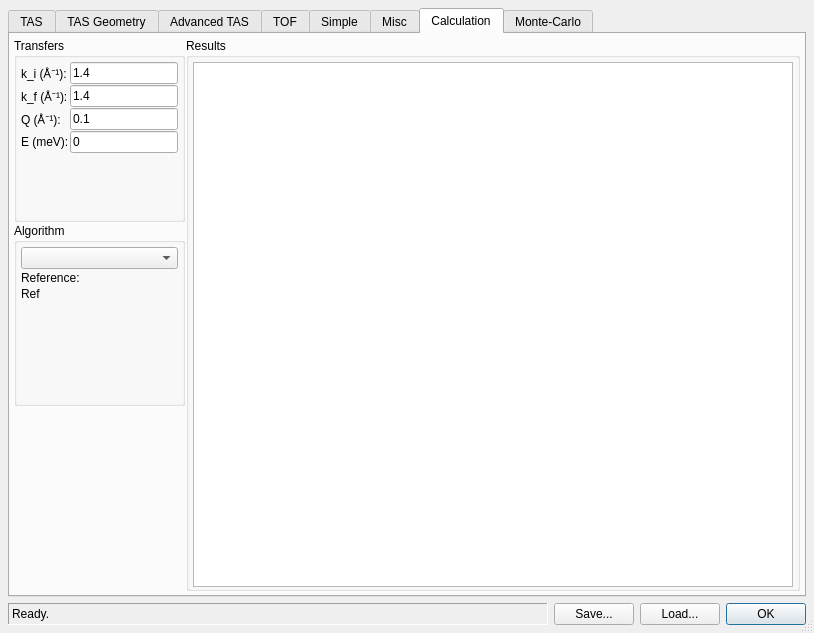
This is core/ui/reso.ui in ILLGrenoble/takin as Qt 5 draws it before an edit. The edited form follows.
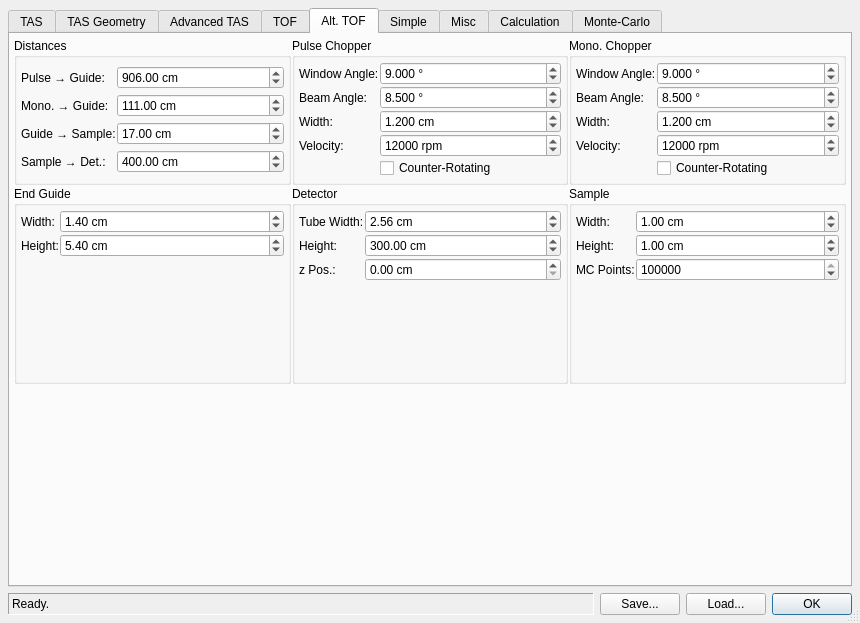
This is the edited form. The open tabs and pages were chosen to show the change.

Commit message: vio_ext: created panel in reso gui

The edit to the form file:
```diff
--- a/core/ui/reso.ui
+++ b/core/ui/reso.ui
@@ -6,8 +6,8 @@
    <rect>
     <x>0</x>
     <y>0</y>
-    <width>814</width>
-    <height>633</height>
+    <width>860</width>
+    <height>623</height>
    </rect>
   </property>
   <property name="windowTitle">
@@ -3391,6 +3391,899 @@
        </item>
       </layout>
      </widget>
+     <widget class="QWidget" name="tabTOF2">
+      <attribute name="title">
+       <string>Alt. TOF</string>
+      </attribute>
+      <layout class="QGridLayout" name="gridLayout_45">
+       <property name="leftMargin">
+        <number>4</number>
+       </property>
+       <property name="topMargin">
+        <number>4</number>
+       </property>
+       <property name="rightMargin">
+        <number>4</number>
+       </property>
+       <property name="bottomMargin">
+        <number>4</number>
+       </property>
+       <property name="spacing">
+        <number>1</number>
+       </property>
+       <item row="0" column="1">
+        <widget class="QGroupBox" name="groupBox_32">
+         <property name="toolTip">
+          <string>Calculate either from collimation or from critical reflection angle of the guide.</string>
+         </property>
+         <property name="title">
+          <string>Pulse Chopper</string>
+         </property>
+         <layout class="QGridLayout" name="gridLayout_41">
+          <property name="leftMargin">
+           <number>4</number>
+          </property>
+          <property name="topMargin">
+           <number>4</number>
+          </property>
+          <property name="rightMargin">
+           <number>4</number>
+          </property>
+          <property name="bottomMargin">
+           <number>4</number>
+          </property>
+          <property name="spacing">
+           <number>1</number>
+          </property>
+          <item row="4" column="1">
+           <widget class="QDoubleSpinBox" name="spinTof2PulseRPM">
+            <property name="prefix">
+             <string/>
+            </property>
+            <property name="suffix">
+             <string> rpm</string>
+            </property>
+            <property name="decimals">
+             <number>0</number>
+            </property>
+            <property name="maximum">
+             <double>9999999.000000000000000</double>
+            </property>
+            <property name="singleStep">
+             <double>1000.000000000000000</double>
+            </property>
+            <property name="value">
+             <double>12000.000000000000000</double>
+            </property>
+           </widget>
+          </item>
+          <item row="4" column="0">
+           <widget class="QLabel" name="label_87">
+            <property name="sizePolicy">
+             <sizepolicy hsizetype="Fixed" vsizetype="Preferred">
+              <horstretch>0</horstretch>
+              <verstretch>0</verstretch>
+             </sizepolicy>
+            </property>
+            <property name="text">
+             <string>Velocity:</string>
+            </property>
+           </widget>
+          </item>
+          <item row="3" column="1">
+           <widget class="QDoubleSpinBox" name="spinTof2PulseWidth">
+            <property name="prefix">
+             <string/>
+            </property>
+            <property name="suffix">
+             <string> cm</string>
+            </property>
+            <property name="decimals">
+             <number>3</number>
+            </property>
+            <property name="maximum">
+             <double>99999.000000000000000</double>
+            </property>
+            <property name="singleStep">
+             <double>1.000000000000000</double>
+            </property>
+            <property name="value">
+             <double>1.200000000000000</double>
+            </property>
+           </widget>
+          </item>
+          <item row="0" column="1">
+           <widget class="QDoubleSpinBox" name="spinTof2PulseWin">
+            <property name="prefix">
+             <string/>
+            </property>
+            <property name="suffix">
+             <string> °</string>
+            </property>
+            <property name="decimals">
+             <number>3</number>
+            </property>
+            <property name="maximum">
+             <double>360.000000000000000</double>
+            </property>
+            <property name="singleStep">
+             <double>0.010000000000000</double>
+            </property>
+            <property name="value">
+             <double>9.000000000000000</double>
+            </property>
+           </widget>
+          </item>
+          <item row="1" column="0">
+           <widget class="QLabel" name="label_86">
+            <property name="sizePolicy">
+             <sizepolicy hsizetype="Fixed" vsizetype="Preferred">
+              <horstretch>0</horstretch>
+              <verstretch>0</verstretch>
+             </sizepolicy>
+            </property>
+            <property name="text">
+             <string>Beam Angle:</string>
+            </property>
+           </widget>
+          </item>
+          <item row="0" column="0">
+           <widget class="QLabel" name="label_85">
+            <property name="sizePolicy">
+             <sizepolicy hsizetype="Fixed" vsizetype="Preferred">
+              <horstretch>0</horstretch>
+              <verstretch>0</verstretch>
+             </sizepolicy>
+            </property>
+            <property name="text">
+             <string>Window Angle:</string>
+            </property>
+           </widget>
+          </item>
+          <item row="1" column="1">
+           <widget class="QDoubleSpinBox" name="spinTof2PulseBeam">
+            <property name="prefix">
+             <string/>
+            </property>
+            <property name="suffix">
+             <string> °</string>
+            </property>
+            <property name="decimals">
+             <number>3</number>
+            </property>
+            <property name="maximum">
+             <double>360.000000000000000</double>
+            </property>
+            <property name="singleStep">
+             <double>0.010000000000000</double>
+            </property>
+            <property name="value">
+             <double>8.500000000000000</double>
+            </property>
+           </widget>
+          </item>
+          <item row="3" column="0">
+           <widget class="QLabel" name="label_88">
+            <property name="sizePolicy">
+             <sizepolicy hsizetype="Fixed" vsizetype="Preferred">
+              <horstretch>0</horstretch>
+              <verstretch>0</verstretch>
+             </sizepolicy>
+            </property>
+            <property name="text">
+             <string>Width:</string>
+            </property>
+           </widget>
+          </item>
+          <item row="5" column="1">
+           <widget class="QCheckBox" name="checkTof2PulseCounterRot">
+            <property name="text">
+             <string>Counter-Rotating</string>
+            </property>
+           </widget>
+          </item>
+         </layout>
+        </widget>
+       </item>
+       <item row="1" column="0">
+        <widget class="QGroupBox" name="groupBox_34">
+         <property name="title">
+          <string>End Guide</string>
+         </property>
+         <layout class="QGridLayout" name="gridLayout_43">
+          <property name="leftMargin">
+           <number>4</number>
+          </property>
+          <property name="topMargin">
+           <number>4</number>
+          </property>
+          <property name="rightMargin">
+           <number>4</number>
+          </property>
+          <property name="bottomMargin">
+           <number>4</number>
+          </property>
+          <property name="spacing">
+           <number>1</number>
+          </property>
+          <item row="0" column="1">
+           <widget class="QDoubleSpinBox" name="spinDistTof2GuideWidth">
+            <property name="suffix">
+             <string> cm</string>
+            </property>
+            <property name="decimals">
+             <number>2</number>
+            </property>
+            <property name="maximum">
+             <double>99999.000000000000000</double>
+            </property>
+            <property name="singleStep">
+             <double>1.000000000000000</double>
+            </property>
+            <property name="value">
+             <double>1.400000000000000</double>
+            </property>
+           </widget>
+          </item>
+          <item row="1" column="0">
+           <widget class="QLabel" name="label_94">
+            <property name="sizePolicy">
+             <sizepolicy hsizetype="Fixed" vsizetype="Preferred">
+              <horstretch>0</horstretch>
+              <verstretch>0</verstretch>
+             </sizepolicy>
+            </property>
+            <property name="text">
+             <string>Height:</string>
+            </property>
+           </widget>
+          </item>
+          <item row="1" column="1">
+           <widget class="QDoubleSpinBox" name="spinTof2GuideHeight">
+            <property name="suffix">
+             <string> cm</string>
+            </property>
+            <property name="decimals">
+             <number>2</number>
+            </property>
+            <property name="maximum">
+             <double>99999.000000000000000</double>
+            </property>
+            <property name="singleStep">
+             <double>1.000000000000000</double>
+            </property>
+            <property name="value">
+             <double>5.400000000000000</double>
+            </property>
+           </widget>
+          </item>
+          <item row="0" column="0">
+           <widget class="QLabel" name="label_93">
+            <property name="sizePolicy">
+             <sizepolicy hsizetype="Fixed" vsizetype="Preferred">
+              <horstretch>0</horstretch>
+              <verstretch>0</verstretch>
+             </sizepolicy>
+            </property>
+            <property name="text">
+             <string>Width:</string>
+            </property>
+           </widget>
+          </item>
+          <item row="2" column="0" colspan="2">
+           <spacer name="verticalSpacer_10">
+            <property name="orientation">
+             <enum>Qt::Vertical</enum>
+            </property>
+            <property name="sizeHint" stdset="0">
+             <size>
+              <width>20</width>
+              <height>40</height>
+             </size>
+            </property>
+           </spacer>
+          </item>
+         </layout>
+        </widget>
+       </item>
+       <item row="0" column="2">
+        <widget class="QGroupBox" name="groupBox_33">
+         <property name="toolTip">
+          <string>Calculate either from collimation or from critical reflection angle of the guide.</string>
+         </property>
+         <property name="title">
+          <string>Mono. Chopper</string>
+         </property>
+         <layout class="QGridLayout" name="gridLayout_42">
+          <property name="leftMargin">
+           <number>4</number>
+          </property>
+          <property name="topMargin">
+           <number>4</number>
+          </property>
+          <property name="rightMargin">
+           <number>4</number>
+          </property>
+          <property name="bottomMargin">
+           <number>4</number>
+          </property>
+          <property name="spacing">
+           <number>1</number>
+          </property>
+          <item row="4" column="1">
+           <widget class="QDoubleSpinBox" name="spinTof2MonoRPM">
+            <property name="prefix">
+             <string/>
+            </property>
+            <property name="suffix">
+             <string> rpm</string>
+            </property>
+            <property name="decimals">
+             <number>0</number>
+            </property>
+            <property name="maximum">
+             <double>9999999.000000000000000</double>
+            </property>
+            <property name="singleStep">
+             <double>1000.000000000000000</double>
+            </property>
+            <property name="value">
+             <double>12000.000000000000000</double>
+            </property>
+           </widget>
+          </item>
+          <item row="4" column="0">
+           <widget class="QLabel" name="label_89">
+            <property name="sizePolicy">
+             <sizepolicy hsizetype="Fixed" vsizetype="Preferred">
+              <horstretch>0</horstretch>
+              <verstretch>0</verstretch>
+             </sizepolicy>
+            </property>
+            <property name="text">
+             <string>Velocity:</string>
+            </property>
+           </widget>
+          </item>
+          <item row="3" column="1">
+           <widget class="QDoubleSpinBox" name="spinTof2MonoWidth">
+            <property name="prefix">
+             <string/>
+            </property>
+            <property name="suffix">
+             <string> cm</string>
+            </property>
+            <property name="decimals">
+             <number>3</number>
+            </property>
+            <property name="maximum">
+             <double>99999.000000000000000</double>
+            </property>
+            <property name="singleStep">
+             <double>1.000000000000000</double>
+            </property>
+            <property name="value">
+             <double>1.200000000000000</double>
+            </property>
+           </widget>
+          </item>
+          <item row="0" column="1">
+           <widget class="QDoubleSpinBox" name="spinTof2MonoWin">
+            <property name="prefix">
+             <string/>
+            </property>
+            <property name="suffix">
+             <string> °</string>
+            </property>
+            <property name="decimals">
+             <number>3</number>
+            </property>
+            <property name="maximum">
+             <double>360.000000000000000</double>
+            </property>
+            <property name="singleStep">
+             <double>0.010000000000000</double>
+            </property>
+            <property name="value">
+             <double>9.000000000000000</double>
+            </property>
+           </widget>
+          </item>
+          <item row="1" column="0">
+           <widget class="QLabel" name="label_90">
+            <property name="sizePolicy">
+             <sizepolicy hsizetype="Fixed" vsizetype="Preferred">
+              <horstretch>0</horstretch>
+              <verstretch>0</verstretch>
+             </sizepolicy>
+            </property>
+            <property name="text">
+             <string>Beam Angle:</string>
+            </property>
+           </widget>
+          </item>
+          <item row="0" column="0">
+           <widget class="QLabel" name="label_91">
+            <property name="sizePolicy">
+             <sizepolicy hsizetype="Fixed" vsizetype="Preferred">
+              <horstretch>0</horstretch>
+              <verstretch>0</verstretch>
+             </sizepolicy>
+            </property>
+            <property name="text">
+             <string>Window Angle:</string>
+            </property>
+           </widget>
+          </item>
+          <item row="1" column="1">
+           <widget class="QDoubleSpinBox" name="spinTof2MonoBeam">
+            <property name="prefix">
+             <string/>
+            </property>
+            <property name="suffix">
+             <string> °</string>
+            </property>
+            <property name="decimals">
+             <number>3</number>
+            </property>
+            <property name="maximum">
+             <double>360.000000000000000</double>
+            </property>
+            <property name="singleStep">
+             <double>0.010000000000000</double>
+            </property>
+            <property name="value">
+             <double>8.500000000000000</double>
+            </property>
+           </widget>
+          </item>
+          <item row="3" column="0">
+           <widget class="QLabel" name="label_92">
+            <property name="sizePolicy">
+             <sizepolicy hsizetype="Fixed" vsizetype="Preferred">
+              <horstretch>0</horstretch>
+              <verstretch>0</verstretch>
+             </sizepolicy>
+            </property>
+            <property name="text">
+             <string>Width:</string>
+            </property>
+           </widget>
+          </item>
+          <item row="5" column="1">
+           <widget class="QCheckBox" name="checkTof2MonoCounterRot">
+            <property name="text">
+             <string>Counter-Rotating</string>
+            </property>
+           </widget>
+          </item>
+         </layout>
+        </widget>
+       </item>
+       <item row="1" column="1">
+        <widget class="QGroupBox" name="groupBox_35">
+         <property name="title">
+          <string>Detector</string>
+         </property>
+         <layout class="QGridLayout" name="gridLayout_44">
+          <property name="leftMargin">
+           <number>4</number>
+          </property>
+          <property name="topMargin">
+           <number>4</number>
+          </property>
+          <property name="rightMargin">
+           <number>4</number>
+          </property>
+          <property name="bottomMargin">
+           <number>4</number>
+          </property>
+          <property name="spacing">
+           <number>1</number>
+          </property>
+          <item row="0" column="1">
+           <widget class="QDoubleSpinBox" name="spinTof2DetTubeWidth">
+            <property name="suffix">
+             <string> cm</string>
+            </property>
+            <property name="decimals">
+             <number>2</number>
+            </property>
+            <property name="maximum">
+             <double>99999.000000000000000</double>
+            </property>
+            <property name="singleStep">
+             <double>1.000000000000000</double>
+            </property>
+            <property name="value">
+             <double>2.560000000000000</double>
+            </property>
+           </widget>
+          </item>
+          <item row="1" column="1">
+           <widget class="QDoubleSpinBox" name="spinTof2DetHeight">
+            <property name="suffix">
+             <string> cm</string>
+            </property>
+            <property name="decimals">
+             <number>2</number>
+            </property>
+            <property name="maximum">
+             <double>99999.000000000000000</double>
+            </property>
+            <property name="singleStep">
+             <double>1.000000000000000</double>
+            </property>
+            <property name="value">
+             <double>300.000000000000000</double>
+            </property>
+           </widget>
+          </item>
+          <item row="0" column="0">
+           <widget class="QLabel" name="label_96">
+            <property name="sizePolicy">
+             <sizepolicy hsizetype="Fixed" vsizetype="Preferred">
+              <horstretch>0</horstretch>
+              <verstretch>0</verstretch>
+             </sizepolicy>
+            </property>
+            <property name="text">
+             <string>Tube Width:</string>
+            </property>
+           </widget>
+          </item>
+          <item row="1" column="0">
+           <widget class="QLabel" name="label_97">
+            <property name="sizePolicy">
+             <sizepolicy hsizetype="Fixed" vsizetype="Preferred">
+              <horstretch>0</horstretch>
+              <verstretch>0</verstretch>
+             </sizepolicy>
+            </property>
+            <property name="text">
+             <string>Height:</string>
+            </property>
+           </widget>
+          </item>
+          <item row="2" column="1">
+           <widget class="QDoubleSpinBox" name="spinTof2DetZ">
+            <property name="toolTip">
+             <string>Equivalent to the detector radius.</string>
+            </property>
+            <property name="suffix">
+             <string> cm</string>
+            </property>
+            <property name="decimals">
+             <number>2</number>
+            </property>
+            <property name="maximum">
+             <double>99999.000000000000000</double>
+            </property>
+            <property name="singleStep">
+             <double>1.000000000000000</double>
+            </property>
+            <property name="value">
+             <double>0.000000000000000</double>
+            </property>
+           </widget>
+          </item>
+          <item row="2" column="0">
+           <widget class="QLabel" name="label_98">
+            <property name="sizePolicy">
+             <sizepolicy hsizetype="Fixed" vsizetype="Preferred">
+              <horstretch>0</horstretch>
+              <verstretch>0</verstretch>
+             </sizepolicy>
+            </property>
+            <property name="text">
+             <string>z Pos.:</string>
+            </property>
+           </widget>
+          </item>
+          <item row="3" column="0" colspan="2">
+           <spacer name="verticalSpacer_15">
+            <property name="orientation">
+             <enum>Qt::Vertical</enum>
+            </property>
+            <property name="sizeHint" stdset="0">
+             <size>
+              <width>20</width>
+              <height>40</height>
+             </size>
+            </property>
+           </spacer>
+          </item>
+         </layout>
+        </widget>
+       </item>
+       <item row="0" column="0">
+        <widget class="QGroupBox" name="groupBox_31">
+         <property name="title">
+          <string>Distances</string>
+         </property>
+         <layout class="QGridLayout" name="gridLayout_40">
+          <property name="leftMargin">
+           <number>4</number>
+          </property>
+          <property name="topMargin">
+           <number>4</number>
+          </property>
+          <property name="rightMargin">
+           <number>4</number>
+          </property>
+          <property name="bottomMargin">
+           <number>4</number>
+          </property>
+          <property name="spacing">
+           <number>1</number>
+          </property>
+          <item row="1" column="0">
+           <widget class="QLabel" name="label_83">
+            <property name="sizePolicy">
+             <sizepolicy hsizetype="Fixed" vsizetype="Preferred">
+              <horstretch>0</horstretch>
+              <verstretch>0</verstretch>
+             </sizepolicy>
+            </property>
+            <property name="text">
+             <string>Mono. → Guide:</string>
+            </property>
+           </widget>
+          </item>
+          <item row="0" column="0">
+           <widget class="QLabel" name="label_82">
+            <property name="sizePolicy">
+             <sizepolicy hsizetype="Fixed" vsizetype="Preferred">
+              <horstretch>0</horstretch>
+              <verstretch>0</verstretch>
+             </sizepolicy>
+            </property>
+            <property name="text">
+             <string>Pulse → Guide:</string>
+            </property>
+           </widget>
+          </item>
+          <item row="1" column="1">
+           <widget class="QDoubleSpinBox" name="spinDistTof2MonoGuide">
+            <property name="suffix">
+             <string> cm</string>
+            </property>
+            <property name="decimals">
+             <number>2</number>
+            </property>
+            <property name="maximum">
+             <double>99999.000000000000000</double>
+            </property>
+            <property name="singleStep">
+             <double>1.000000000000000</double>
+            </property>
+            <property name="value">
+             <double>111.000000000000000</double>
+            </property>
+           </widget>
+          </item>
+          <item row="0" column="1">
+           <widget class="QDoubleSpinBox" name="spinDistTof2PulseGuide">
+            <property name="suffix">
+             <string> cm</string>
+            </property>
+            <property name="decimals">
+             <number>2</number>
+            </property>
+            <property name="maximum">
+             <double>99999.000000000000000</double>
+            </property>
+            <property name="singleStep">
+             <double>1.000000000000000</double>
+            </property>
+            <property name="value">
+             <double>906.000000000000000</double>
+            </property>
+           </widget>
+          </item>
+          <item row="2" column="0">
+           <widget class="QLabel" name="label_84">
+            <property name="sizePolicy">
+             <sizepolicy hsizetype="Fixed" vsizetype="Preferred">
+              <horstretch>0</horstretch>
+              <verstretch>0</verstretch>
+             </sizepolicy>
+            </property>
+            <property name="text">
+             <string>Guide → Sample:</string>
+            </property>
+           </widget>
+          </item>
+          <item row="2" column="1">
+           <widget class="QDoubleSpinBox" name="spinDistTof2GuideSample">
+            <property name="suffix">
+             <string> cm</string>
+            </property>
+            <property name="decimals">
+             <number>2</number>
+            </property>
+            <property name="maximum">
+             <double>99999.000000000000000</double>
+            </property>
+            <property name="singleStep">
+             <double>1.000000000000000</double>
+            </property>
+            <property name="value">
+             <double>17.000000000000000</double>
+            </property>
+           </widget>
+          </item>
+          <item row="3" column="0">
+           <widget class="QLabel" name="label_18">
+            <property name="text">
+             <string>Sample → Det.:</string>
+            </property>
+           </widget>
+          </item>
+          <item row="3" column="1">
+           <widget class="QDoubleSpinBox" name="spinDistTof2SampleDet">
+            <property name="toolTip">
+             <string>Equivalent to the detector radius.</string>
+            </property>
+            <property name="suffix">
+             <string> cm</string>
+            </property>
+            <property name="maximum">
+             <double>99999.000000000000000</double>
+            </property>
+            <property name="value">
+             <double>400.000000000000000</double>
+            </property>
+           </widget>
+          </item>
+         </layout>
+        </widget>
+       </item>
+       <item row="1" column="2">
+        <widget class="QGroupBox" name="groupBox_37">
+         <property name="title">
+          <string>Sample</string>
+         </property>
+         <layout class="QGridLayout" name="gridLayout_46">
+          <property name="leftMargin">
+           <number>4</number>
+          </property>
+          <property name="topMargin">
+           <number>4</number>
+          </property>
+          <property name="rightMargin">
+           <number>4</number>
+          </property>
+          <property name="bottomMargin">
+           <number>4</number>
+          </property>
+          <property name="spacing">
+           <number>1</number>
+          </property>
+          <item row="0" column="1">
+           <widget class="QDoubleSpinBox" name="spinDistTof2SampleWidth">
+            <property name="suffix">
+             <string> cm</string>
+            </property>
+            <property name="decimals">
+             <number>2</number>
+            </property>
+            <property name="maximum">
+             <double>99999.000000000000000</double>
+            </property>
+            <property name="singleStep">
+             <double>1.000000000000000</double>
+            </property>
+            <property name="value">
+             <double>1.000000000000000</double>
+            </property>
+           </widget>
+          </item>
+          <item row="1" column="1">
+           <widget class="QDoubleSpinBox" name="spinTof2SampleHeight">
+            <property name="suffix">
+             <string> cm</string>
+            </property>
+            <property name="decimals">
+             <number>2</number>
+            </property>
+            <property name="maximum">
+             <double>99999.000000000000000</double>
+            </property>
+            <property name="singleStep">
+             <double>1.000000000000000</double>
+            </property>
+            <property name="value">
+             <double>1.000000000000000</double>
+            </property>
+           </widget>
+          </item>
+          <item row="1" column="0">
+           <widget class="QLabel" name="label_95">
+            <property name="sizePolicy">
+             <sizepolicy hsizetype="Fixed" vsizetype="Preferred">
+              <horstretch>0</horstretch>
+              <verstretch>0</verstretch>
+             </sizepolicy>
+            </property>
+            <property name="text">
+             <string>Height:</string>
+            </property>
+           </widget>
+          </item>
+          <item row="0" column="0">
+           <widget class="QLabel" name="label_100">
+            <property name="sizePolicy">
+             <sizepolicy hsizetype="Fixed" vsizetype="Preferred">
+              <horstretch>0</horstretch>
+              <verstretch>0</verstretch>
+             </sizepolicy>
+            </property>
+            <property name="text">
+             <string>Width:</string>
+            </property>
+           </widget>
+          </item>
+          <item row="3" column="0" colspan="2">
+           <spacer name="verticalSpacer_11">
+            <property name="orientation">
+             <enum>Qt::Vertical</enum>
+            </property>
+            <property name="sizeHint" stdset="0">
+             <size>
+              <width>20</width>
+              <height>40</height>
+             </size>
+            </property>
+           </spacer>
+          </item>
+          <item row="2" column="0">
+           <widget class="QLabel" name="label_99">
+            <property name="sizePolicy">
+             <sizepolicy hsizetype="Fixed" vsizetype="Preferred">
+              <horstretch>0</horstretch>
+              <verstretch>0</verstretch>
+             </sizepolicy>
+            </property>
+            <property name="text">
+             <string>MC Points:</string>
+            </property>
+           </widget>
+          </item>
+          <item row="2" column="1">
+           <widget class="QSpinBox" name="spinTof2MCLengths">
+            <property name="minimum">
+             <number>0</number>
+            </property>
+            <property name="maximum">
+             <number>99999999</number>
+            </property>
+            <property name="singleStep">
+             <number>10000</number>
+            </property>
+            <property name="value">
+             <number>100000</number>
+            </property>
+           </widget>
+          </item>
+         </layout>
+        </widget>
+       </item>
+       <item row="2" column="0" colspan="3">
+        <spacer name="verticalSpacer_14">
+         <property name="orientation">
+          <enum>Qt::Vertical</enum>
+         </property>
+         <property name="sizeHint" stdset="0">
+          <size>
+           <width>20</width>
+           <height>40</height>
+          </size>
+         </property>
+        </spacer>
+       </item>
+      </layout>
+     </widget>
      <widget class="QWidget" name="tabSimple">
       <attribute name="title">
        <string>Simple</string>
```
Left out of the diff: 99 changed lines with no effect on the pictures. The commit also changes 2 other files.
